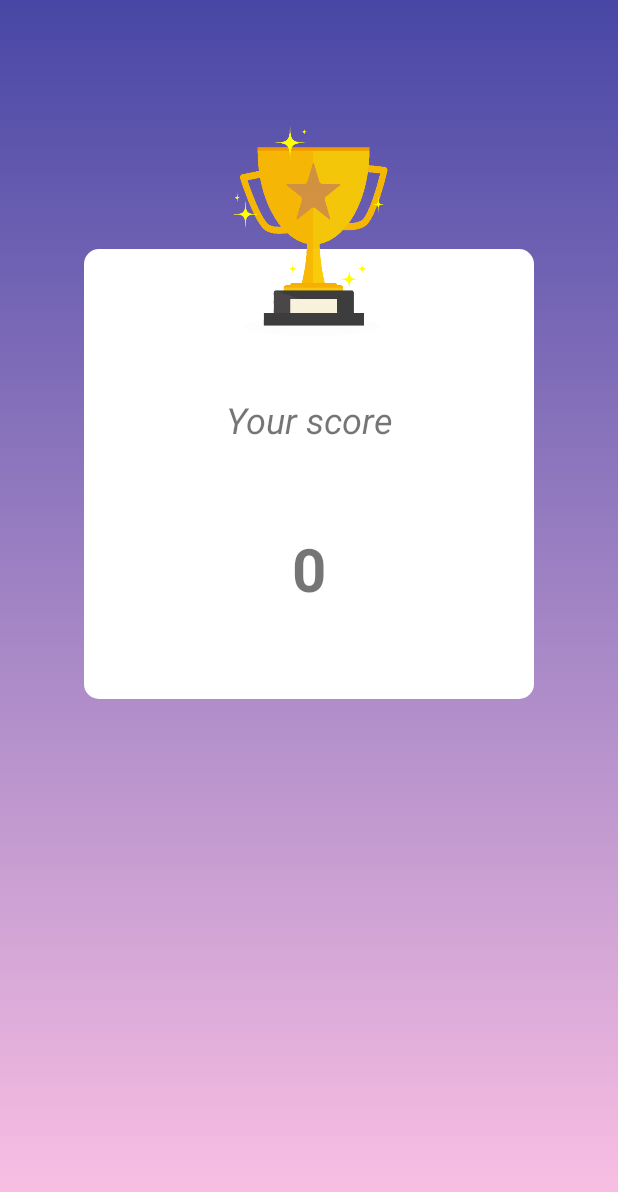
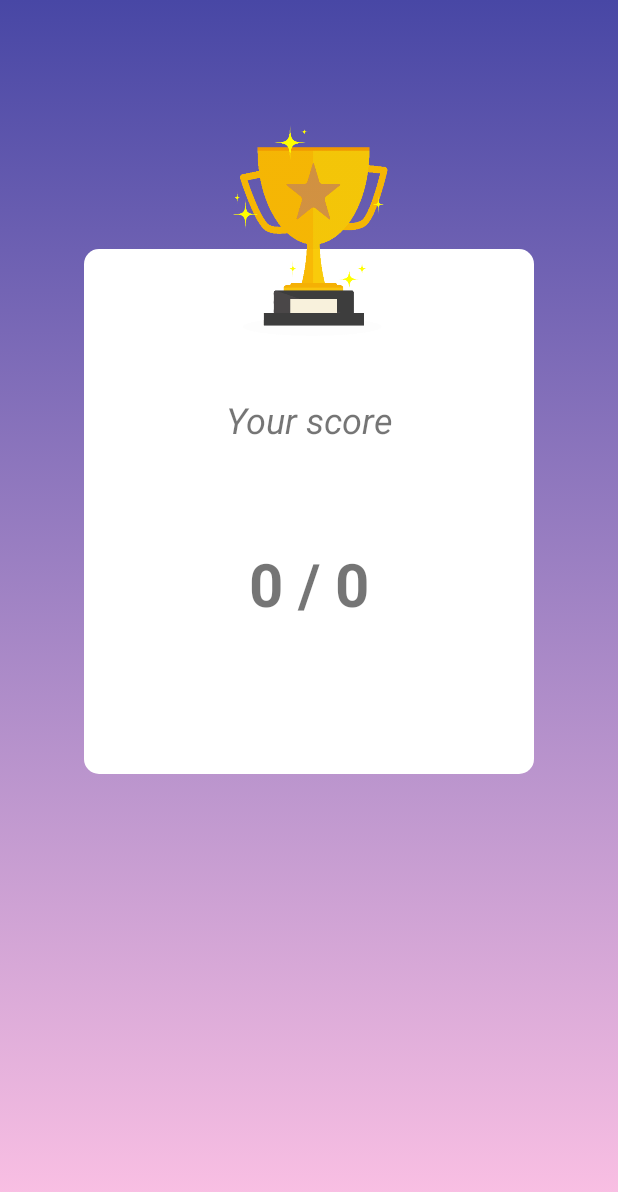
Before and after one commit to maijsp/penquiz, an Android app: the ResultActivity screen opened directly, with no data from a screen before it, on a phone screen of 412 x 824 dp. Shown: the top 1192 px of the screen. Run offline under Robolectric (Android 15) with nearby library versions, the phone set to English and light mode, and no system bars.

Commit message:
Reposition the result activity and get num question in the result

```diff
--- a/app/src/main/java/com/example/penquiz/QuizActivity.kt
+++ b/app/src/main/java/com/example/penquiz/QuizActivity.kt
@@ -105,6 +105,7 @@ class QuizActivity : AppCompatActivity() {
             Log.d("INTENT", "go to result activity ${total} ${countQuestion}")
             val intent = Intent(this, ResultActivity::class.java) // create a new intent
             intent.putExtra("score", score) // put the score to the result activity
+            intent.putExtra("numQuestion", countQuestion)
             startActivity(intent)
 
         } else {
--- a/app/src/main/java/com/example/penquiz/ResultActivity.kt
+++ b/app/src/main/java/com/example/penquiz/ResultActivity.kt
@@ -15,8 +15,15 @@ class ResultActivity : AppCompatActivity() {
         setContentView(R.layout.activity_result)
 
         var score: Int = intent.getIntExtra("score", 0)
+        var numQuestion: Int = intent.getIntExtra("numQuestion", 0)
         Log.i("SCORE", "Score receivce  : ${score}")
+        Log.i("SCORE", "Num question receivce  : ${numQuestion}")
+
         var scoreTextView = findViewById<TextView>(R.id.score)
-        scoreTextView.setText(score.toString())
+        scoreTextView.setText("${score}" + " / " + "${numQuestion}")
+    }
+
+    fun setScoreDescription(score: Int, numQuestion: Int) {
+
     }
 }
--- a/app/src/main/res/layout/activity_result.xml
+++ b/app/src/main/res/layout/activity_result.xml
@@ -63,7 +63,7 @@ tools:context=".ResultActivity">
         <ImageView
             android:id="@+id/resultbackground"
             android:layout_width="300dp"
-            android:layout_height="300dp"
+            android:layout_height="350dp"
             android:layout_centerHorizontal="true"
             android:layout_marginTop="150dp"
             android:background="@drawable/list_view" />
@@ -87,7 +87,7 @@ tools:context=".ResultActivity">
             android:layout_alignBottom="@+id/resultbackground"
             android:layout_marginStart="80sp"
             android:layout_marginEnd="80dp"
-            android:layout_marginBottom="170dp"
+            android:layout_marginBottom="220dp"
             android:ellipsize="end"
             android:textAlignment="center"
             android:maxLines="1"
@@ -105,7 +105,7 @@ tools:context=".ResultActivity">
             android:layout_alignBottom="@+id/resultbackground"
             android:layout_marginStart="100dp"
             android:layout_marginEnd="100dp"
-            android:layout_marginBottom="60dp"
+            android:layout_marginBottom="100dp"
             android:fontFamily="@font/dmsans"
             android:text="score"
             android:textAlignment="center"
```
